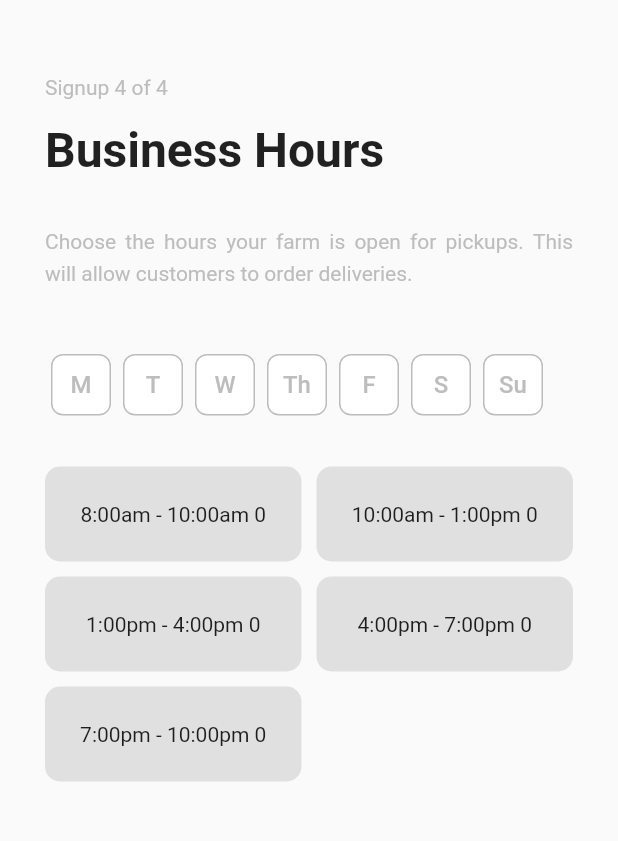
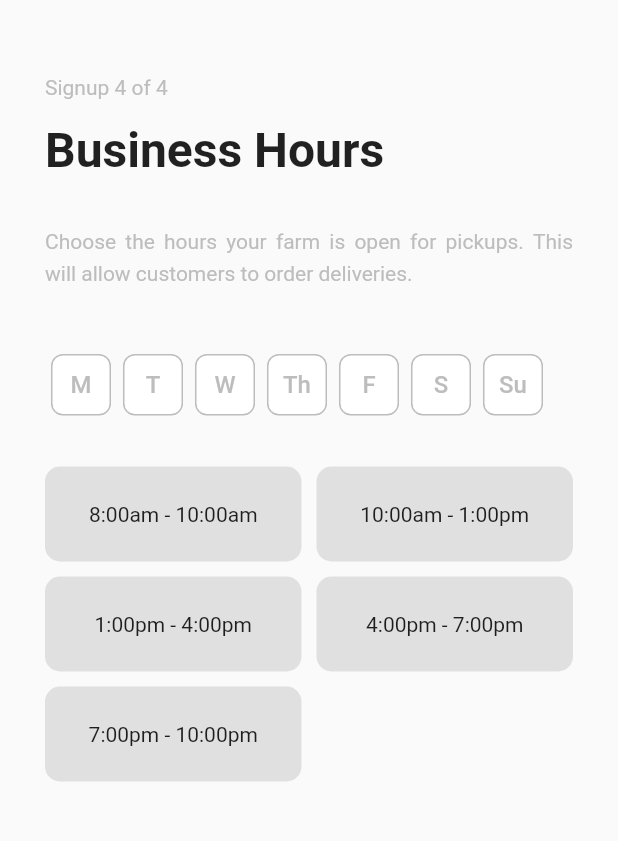
Before and after one commit to RitikRajoria/SoftwareLab_Assignment, a Flutter app: the BusinessHoursPage screen opened directly with empty values, on a phone screen of 412 x 824 dp, the part 75-916 px from its top. Run offline on Flutter 3.47's test engine with Material 2 defaults, Android fonts, the light colour scheme and no system bars; our stand-ins replace file_picker, open_file.

Commit message:
temp push

```diff
--- a/lib/main.dart
+++ b/lib/main.dart
@@ -1,5 +1,6 @@
 import 'package:flutter/material.dart';
 import 'package:softwarelab_assignment/pages/Login/login.dart';
+import 'package:softwarelab_assignment/pages/SignUp/signup.dart';
 
 void main() {
   runApp(MyApp());
@@ -30,7 +31,7 @@ class MyApp extends StatelessWidget {
           ),
         ),
       ),
-      home: LoginPage(),
+      home: SignUpPage(),
     );
   }
 }
--- a/lib/pages/SignUp/businessHours.dart
+++ b/lib/pages/SignUp/businessHours.dart
@@ -1,4 +1,5 @@
 import 'package:flutter/material.dart';
+import 'package:softwarelab_assignment/pages/SignUp/widgets/hours_widget.dart';
 
 import 'package:softwarelab_assignment/utils/weekDays.dart';
 
@@ -39,15 +40,16 @@ class BusinessHoursPage extends StatefulWidget {
 class _BusinessHoursPageState extends State<BusinessHoursPage> {
   int selectedIndex = 0;
 
+  final List<Hours> hoursData = List.generate(hours.length, (index) {
+    return Hours(isSelected: false, name: hours[index]);
+  });
+
   final List<Days> weekData = List.generate(weekDays.length, (index) {
     return Days(
         selectedHours: [],
         isSelected: false,
         name: weekDays[index],
         currentIndex: false);
-  });
-  final List<Hours> hoursData = List.generate(hours.length, (index) {
-    return Hours(isSelected: false, name: hours[index]);
   });
 
   _register() {
@@ -62,18 +64,50 @@ class _BusinessHoursPageState extends State<BusinessHoursPage> {
 
   int hoursViewIndex = 0;
 
+  List<Widget> hoursView = [];
+
+  @override
+  void initState() {
+    final List<Hours> _hoursData = List.generate(hours.length, (index) {
+      return Hours(isSelected: false, name: hours[index]);
+    });
+
+    hoursView = [
+      HoursWidget(
+        hoursData: _hoursData,
+        selectedIndex: 0,
+      ),
+      HoursWidget(
+        hoursData: _hoursData,
+        selectedIndex: 1,
+      ),
+      HoursWidget(
+        hoursData: _hoursData,
+        selectedIndex: 2,
+      ),
+      HoursWidget(
+        hoursData: _hoursData,
+        selectedIndex: 3,
+      ),
+      HoursWidget(
+        hoursData: _hoursData,
+        selectedIndex: 4,
+      ),
+      HoursWidget(
+        hoursData: _hoursData,
+        selectedIndex: 5,
+      ),
+      HoursWidget(
+        hoursData: _hoursData,
+        selectedIndex: 6,
+      ),
+    ];
+    super.initState();
+  }
+
   @override
   Widget build(BuildContext context) {
     final size = MediaQuery.of(context).size;
-    List<Widget> hoursView = [
-      hoursWidget(size),
-      hoursWidget(size),
-      hoursWidget(size),
-      hoursWidget(size),
-      hoursWidget(size),
-      hoursWidget(size),
-      hoursWidget(size),
-    ];
 
     //print(currentSelectedDay.selectedHours);
 
@@ -157,7 +191,7 @@ class _BusinessHoursPageState extends State<BusinessHoursPage> {
 
                 SizedBox(
                   height: 280,
-                  child: hoursView[hoursViewIndex],
+                  child: hoursView[selectedIndex],
                 ),
               ],
             ),
@@ -167,60 +201,13 @@ class _BusinessHoursPageState extends State<BusinessHoursPage> {
     );
   }
 
-  GridView hoursWidget(Size size) {
-    return GridView.builder(
-      itemCount: hours.length,
-      gridDelegate: const SliverGridDelegateWithFixedCrossAxisCount(
-          crossAxisCount: 2,
-          crossAxisSpacing: 10.0,
-          mainAxisSpacing: 10.0,
-          childAspectRatio: 2.7 / 1),
-      itemBuilder: (context, index) {
-        return hoursTab(size, index, hoursViewIndex);
-      },
-    );
-  }
-
-  Widget hoursTab(
-    Size size,
-    int index,
-    int selectedIndex,
-  ) {
-    return InkWell(
-      onTap: () {
-        setState(() {
-          hoursData[index].isSelected = !hoursData[index].isSelected;
-          // add/remove hours from selectedDay
-          if (hoursData[index].isSelected) {
-            currentSelectedDay.selectedHours.add(hoursData[index]);
-          } else {
-            currentSelectedDay.selectedHours.remove(hoursData[index]);
-          }
-        });
-      },
-      child: Container(
-        height: 48,
-        width: 160,
-        decoration: BoxDecoration(
-          borderRadius: BorderRadius.circular(10),
-          color: hoursData[index].isSelected == true
-              ? const Color(0xffF8C569)
-              : Colors.grey.shade300,
-        ),
-        child: Center(child: Text("${hoursData[index].name} $selectedIndex")),
-      ),
-    );
-  }
-
   Widget weekTabs(String weekName, int index) {
     return InkWell(
       onTap: () {
-        setState(() {
         weekData[index].isSelected = !weekData[index].isSelected;
 
-          print("selected index $index");
-          hoursViewIndex = index;
-
+        selectedIndex = index;
+        print("selected index inside main page $index");
         if (currentSelectedDay.name == weekData[index].name) {
           weekData[index]
               .selectedHours
@@ -244,7 +231,7 @@ class _BusinessHoursPageState extends State<BusinessHoursPage> {
             //print(weekData[i].isSelected);
           }
         }
-        });
+        setState(() {});
       },
       child: Padding(
         padding: const EdgeInsets.only(
--- a/lib/pages/SignUp/verify_signUp.dart
+++ b/lib/pages/SignUp/verify_signUp.dart
@@ -37,7 +37,7 @@ class VerifySignup extends StatefulWidget {
 }
 
 class _VerifySignupState extends State<VerifySignup> {
-  String fileName = "";
+  String fileName = "xyz";
   TextEditingController filename = TextEditingController();
 
   _nextPage() {
--- /dev/null
+++ b/lib/pages/SignUp/widgets/hours_widget.dart
@@ -0,0 +1,69 @@
+import 'package:flutter/material.dart';
+
+import '../../../models/days_model.dart';
+import '../../../utils/hours.dart';
+
+class HoursWidget extends StatefulWidget {
+  final List<Hours> hoursData;
+  final int selectedIndex;
+
+  const HoursWidget(
+      {super.key, required this.hoursData, required this.selectedIndex});
+
+  @override
+  State<HoursWidget> createState() => _HoursWidgetState();
+}
+
+class _HoursWidgetState extends State<HoursWidget> {
+  @override
+  Widget build(BuildContext context) {
+    print("selectedIndex ${widget.selectedIndex}");
+    return hoursWidget();
+  }
+
+  Widget hoursTab(
+    int index,
+  ) {
+    return InkWell(
+      onTap: () {
+        setState(() {
+          widget.hoursData[index].isSelected =
+              !widget.hoursData[index].isSelected;
+          // add/remove hours from selectedDay
+          if (widget.hoursData[index].isSelected) {
+            //currentSelectedDay.selectedHours.add(hoursData[index]);
+          } else {
+            //currentSelectedDay.selectedHours.remove(hoursData[index]);
+          }
+        });
+      },
+      child: Container(
+        height: 48,
+        width: 160,
+        decoration: BoxDecoration(
+          borderRadius: BorderRadius.circular(10),
+          color: widget.hoursData[index].isSelected == true
+              ? const Color(0xffF8C569)
+              : Colors.grey.shade300,
+        ),
+        child: Center(child: Text("${widget.hoursData[index].name}")),
+      ),
+    );
+  }
+
+  Widget hoursWidget() {
+    return GridView.builder(
+      itemCount: widget.hoursData.length,
+      gridDelegate: const SliverGridDelegateWithFixedCrossAxisCount(
+          crossAxisCount: 2,
+          crossAxisSpacing: 10.0,
+          mainAxisSpacing: 10.0,
+          childAspectRatio: 2.7 / 1),
+      itemBuilder: (context, index) {
+        return hoursTab(
+          index,
+        );
+      },
+    );
+  }
+}
```
Lines whose indentation alone changed are shown as unchanged.
